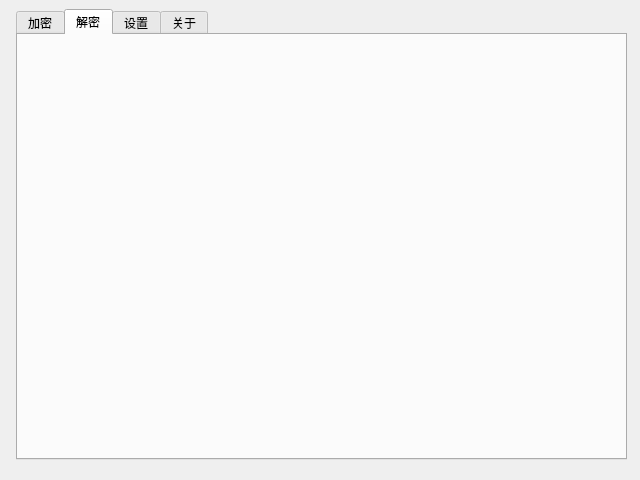
Before: the Qt Designer form qoraUI/mainwindow.ui in gorgeousbubble/QoraUI, drawn with Qt 5.
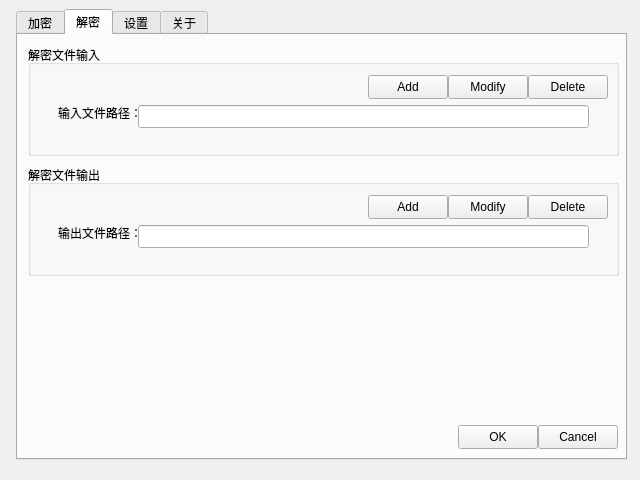
After: the same form once the commit is applied. The open tabs and pages were chosen to show the change.

Patch:
```diff
--- a/qoraUI/mainwindow.ui
+++ b/qoraUI/mainwindow.ui
@@ -198,6 +198,182 @@
      <attribute name="title">
       <string>解密</string>
      </attribute>
+     <widget class="QGroupBox" name="groupBoxDecryptInput">
+      <property name="geometry">
+       <rect>
+        <x>10</x>
+        <y>10</y>
+        <width>591</width>
+        <height>111</height>
+       </rect>
+      </property>
+      <property name="title">
+       <string>解密文件输入</string>
+      </property>
+      <widget class="QLineEdit" name="lineEditDecryptInput">
+       <property name="geometry">
+        <rect>
+         <x>110</x>
+         <y>60</y>
+         <width>451</width>
+         <height>23</height>
+        </rect>
+       </property>
+      </widget>
+      <widget class="QLabel" name="labelDecryptInput">
+       <property name="geometry">
+        <rect>
+         <x>30</x>
+         <y>60</y>
+         <width>81</width>
+         <height>16</height>
+        </rect>
+       </property>
+       <property name="text">
+        <string>输入文件路径：</string>
+       </property>
+      </widget>
+      <widget class="QPushButton" name="pushButtonDecryptInputAdd">
+       <property name="geometry">
+        <rect>
+         <x>340</x>
+         <y>30</y>
+         <width>80</width>
+         <height>24</height>
+        </rect>
+       </property>
+       <property name="text">
+        <string>Add</string>
+       </property>
+      </widget>
+      <widget class="QPushButton" name="pushButtonDecryptInputModify">
+       <property name="geometry">
+        <rect>
+         <x>420</x>
+         <y>30</y>
+         <width>80</width>
+         <height>24</height>
+        </rect>
+       </property>
+       <property name="text">
+        <string>Modify</string>
+       </property>
+      </widget>
+      <widget class="QPushButton" name="pushButtonDecryptInputDelete">
+       <property name="geometry">
+        <rect>
+         <x>500</x>
+         <y>30</y>
+         <width>80</width>
+         <height>24</height>
+        </rect>
+       </property>
+       <property name="text">
+        <string>Delete</string>
+       </property>
+      </widget>
+     </widget>
+     <widget class="QGroupBox" name="groupBoxDecryptOutput">
+      <property name="geometry">
+       <rect>
+        <x>10</x>
+        <y>130</y>
+        <width>591</width>
+        <height>111</height>
+       </rect>
+      </property>
+      <property name="title">
+       <string>解密文件输出</string>
+      </property>
+      <widget class="QLineEdit" name="lineEditDecryptOutput">
+       <property name="geometry">
+        <rect>
+         <x>110</x>
+         <y>60</y>
+         <width>451</width>
+         <height>23</height>
+        </rect>
+       </property>
+      </widget>
+      <widget class="QLabel" name="labelDecryptOutput">
+       <property name="geometry">
+        <rect>
+         <x>30</x>
+         <y>60</y>
+         <width>81</width>
+         <height>16</height>
+        </rect>
+       </property>
+       <property name="text">
+        <string>输出文件路径：</string>
+       </property>
+      </widget>
+      <widget class="QPushButton" name="pushButtonDecryptOutputAdd">
+       <property name="geometry">
+        <rect>
+         <x>340</x>
+         <y>30</y>
+         <width>80</width>
+         <height>24</height>
+        </rect>
+       </property>
+       <property name="text">
+        <string>Add</string>
+       </property>
+      </widget>
+      <widget class="QPushButton" name="pushButtonDecryptOutputModify">
+       <property name="geometry">
+        <rect>
+         <x>420</x>
+         <y>30</y>
+         <width>80</width>
+         <height>24</height>
+        </rect>
+       </property>
+       <property name="text">
+        <string>Modify</string>
+       </property>
+      </widget>
+      <widget class="QPushButton" name="pushButtonDecryptOutputDelete">
+       <property name="geometry">
+        <rect>
+         <x>500</x>
+         <y>30</y>
+         <width>80</width>
+         <height>24</height>
+        </rect>
+       </property>
+       <property name="text">
+        <string>Delete</string>
+       </property>
+      </widget>
+     </widget>
+     <widget class="QPushButton" name="pushButtonDecryptCancel">
+      <property name="geometry">
+       <rect>
+        <x>520</x>
+        <y>390</y>
+        <width>80</width>
+        <height>24</height>
+       </rect>
+      </property>
+      <property name="text">
+       <string>Cancel</string>
+      </property>
+     </widget>
+     <widget class="QPushButton" name="pushButtonDecryptOK">
+      <property name="geometry">
+       <rect>
+        <x>440</x>
+        <y>390</y>
+        <width>80</width>
+        <height>24</height>
+       </rect>
+      </property>
+      <property name="text">
+       <string>OK</string>
+      </property>
+     </widget>
     </widget>
     <widget class="QWidget" name="tabSettings">
      <attribute name="title">
```
